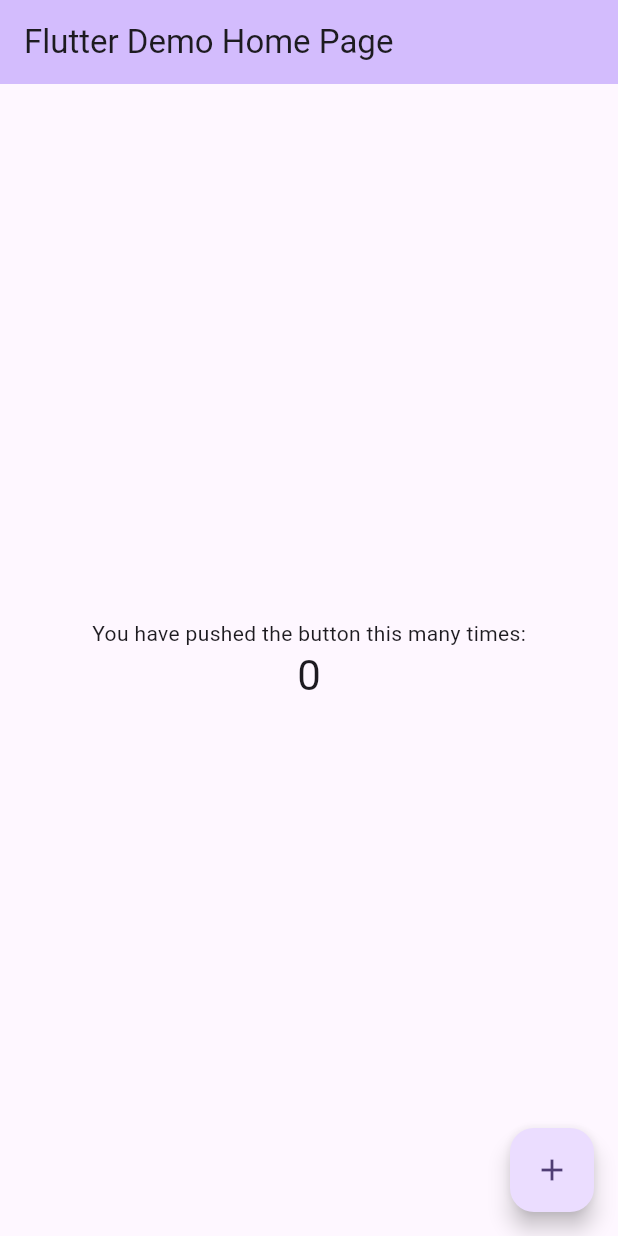
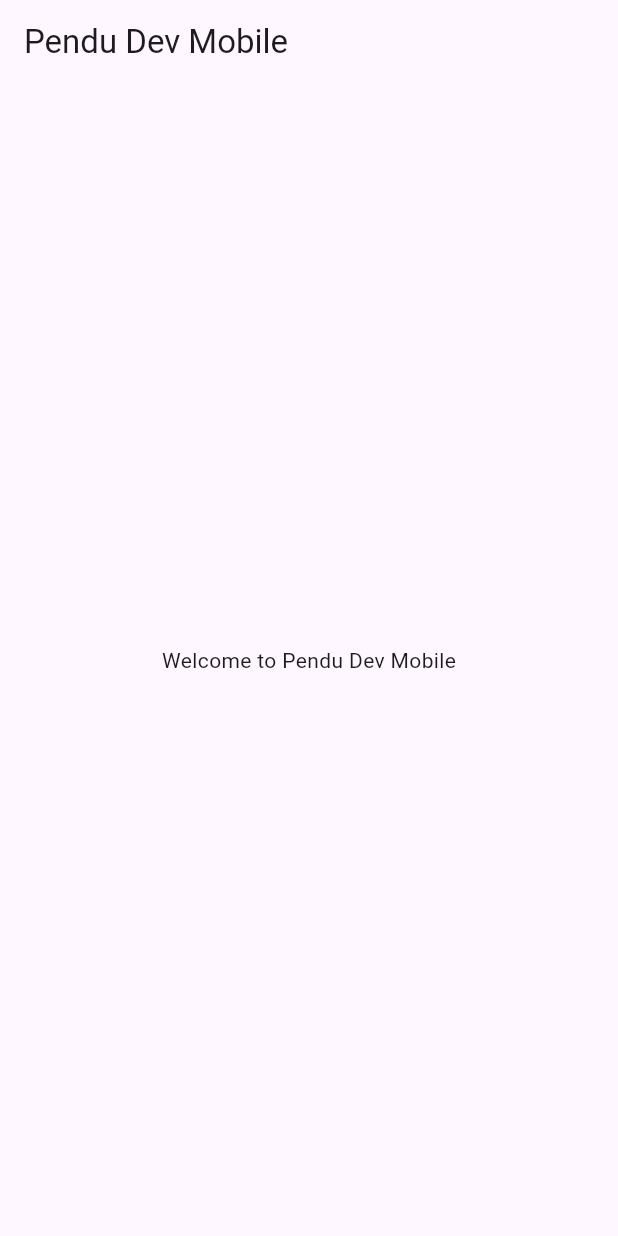
Before and after one commit to BOURREAUQuentin/PENDU_DEV_MOBILE, a Flutter app: the screen it shows after launch, on a phone screen of 412 x 824 dp. Run offline on Flutter 3.47's test engine with Material 3 defaults, Android fonts, the phone set to English and light mode, and no system bars.

Commit message:
mise en place page accueil

```diff
--- /dev/null
+++ b/pendu_dev_mobile/lib/UI/home.dart
@@ -0,0 +1,15 @@
+import 'package:flutter/material.dart';
+
+class Home extends StatelessWidget {
+  const Home({Key? key}) : super(key: key);
+
+  @override
+  Widget build(BuildContext context) {
+    return Scaffold(
+      appBar: AppBar(title: const Text('Pendu Dev Mobile')),
+      body: const Center(
+        child: Text('Welcome to Pendu Dev Mobile'),
+      ),
+    );
+  }
+}
--- a/pendu_dev_mobile/lib/main.dart
+++ b/pendu_dev_mobile/lib/main.dart
@@ -1,125 +1,19 @@
 import 'package:flutter/material.dart';
+import 'UI/home.dart';
 
 void main() {
-  runApp(const MyApp());
+  runApp(MyApp());
 }
 
 class MyApp extends StatelessWidget {
-  const MyApp({super.key});
-
-  // This widget is the root of your application.
   @override
   Widget build(BuildContext context) {
     return MaterialApp(
-      title: 'Flutter Demo',
+      title: 'Pendu Dev Mobile',
       theme: ThemeData(
-        // This is the theme of your application.
-        //
-        // TRY THIS: Try running your application with "flutter run". You'll see
-        // the application has a purple toolbar. Then, without quitting the app,
-        // try changing the seedColor in the colorScheme below to Colors.green
-        // and then invoke "hot reload" (save your changes or press the "hot
-        // reload" button in a Flutter-supported IDE, or press "r" if you used
-        // the command line to start the app).
-        //
-        // Notice that the counter didn't reset back to zero; the application
-        // state is not lost during the reload. To reset the state, use hot
-        // restart instead.
-        //
-        // This works for code too, not just values: Most code changes can be
-        // tested with just a hot reload.
-        colorScheme: ColorScheme.fromSeed(seedColor: Colors.deepPurple),
-        useMaterial3: true,
+        primarySwatch: Colors.blue,
       ),
-      home: const MyHomePage(title: 'Flutter Demo Home Page'),
+      home: Home(),
     );
   }
 }
-
-class MyHomePage extends StatefulWidget {
-  const MyHomePage({super.key, required this.title});
-
-  // This widget is the home page of your application. It is stateful, meaning
-  // that it has a State object (defined below) that contains fields that affect
-  // how it looks.
-
-  // This class is the configuration for the state. It holds the values (in this
-  // case the title) provided by the parent (in this case the App widget) and
-  // used by the build method of the State. Fields in a Widget subclass are
-  // always marked "final".
-
-  final String title;
-
-  @override
-  State<MyHomePage> createState() => _MyHomePageState();
-}
-
-class _MyHomePageState extends State<MyHomePage> {
-  int _counter = 0;
-
-  void _incrementCounter() {
-    setState(() {
-      // This call to setState tells the Flutter framework that something has
-      // changed in this State, which causes it to rerun the build method below
-      // so that the display can reflect the updated values. If we changed
-      // _counter without calling setState(), then the build method would not be
-      // called again, and so nothing would appear to happen.
-      _counter++;
-    });
-  }
-
-  @override
-  Widget build(BuildContext context) {
-    // This method is rerun every time setState is called, for instance as done
-    // by the _incrementCounter method above.
-    //
-    // The Flutter framework has been optimized to make rerunning build methods
-    // fast, so that you can just rebuild anything that needs updating rather
-    // than having to individually change instances of widgets.
-    return Scaffold(
-      appBar: AppBar(
-        // TRY THIS: Try changing the color here to a specific color (to
-        // Colors.amber, perhaps?) and trigger a hot reload to see the AppBar
-        // change color while the other colors stay the same.
-        backgroundColor: Theme.of(context).colorScheme.inversePrimary,
-        // Here we take the value from the MyHomePage object that was created by
-        // the App.build method, and use it to set our appbar title.
-        title: Text(widget.title),
-      ),
-      body: Center(
-        // Center is a layout widget. It takes a single child and positions it
-        // in the middle of the parent.
-        child: Column(
-          // Column is also a layout widget. It takes a list of children and
-          // arranges them vertically. By default, it sizes itself to fit its
-          // children horizontally, and tries to be as tall as its parent.
-          //
-          // Column has various properties to control how it sizes itself and
-          // how it positions its children. Here we use mainAxisAlignment to
-          // center the children vertically; the main axis here is the vertical
-          // axis because Columns are vertical (the cross axis would be
-          // horizontal).
-          //
-          // TRY THIS: Invoke "debug painting" (choose the "Toggle Debug Paint"
-          // action in the IDE, or press "p" in the console), to see the
-          // wireframe for each widget.
-          mainAxisAlignment: MainAxisAlignment.center,
-          children: <Widget>[
-            const Text(
-              'You have pushed the button this many times:',
-            ),
-            Text(
-              '$_counter',
-              style: Theme.of(context).textTheme.headlineMedium,
-            ),
-          ],
-        ),
-      ),
-      floatingActionButton: FloatingActionButton(
-        onPressed: _incrementCounter,
-        tooltip: 'Increment',
-        child: const Icon(Icons.add),
-      ), // This trailing comma makes auto-formatting nicer for build methods.
-    );
-  }
-}
```
Also changed, not shown: pendu_dev_mobile/pubspec.yaml (+9 -3 lines), pendu_dev_mobile/pubspec.lock, 1 other file.
